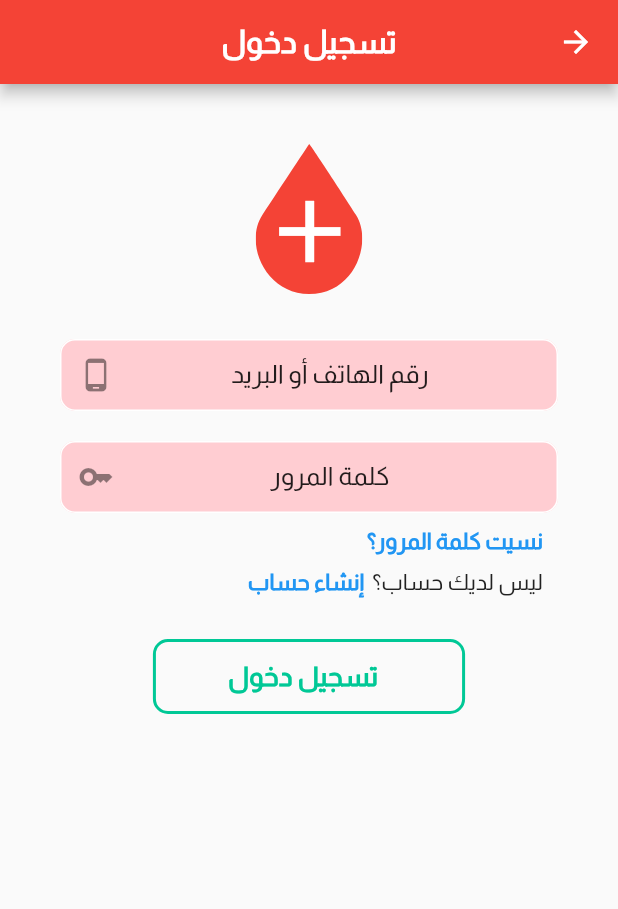
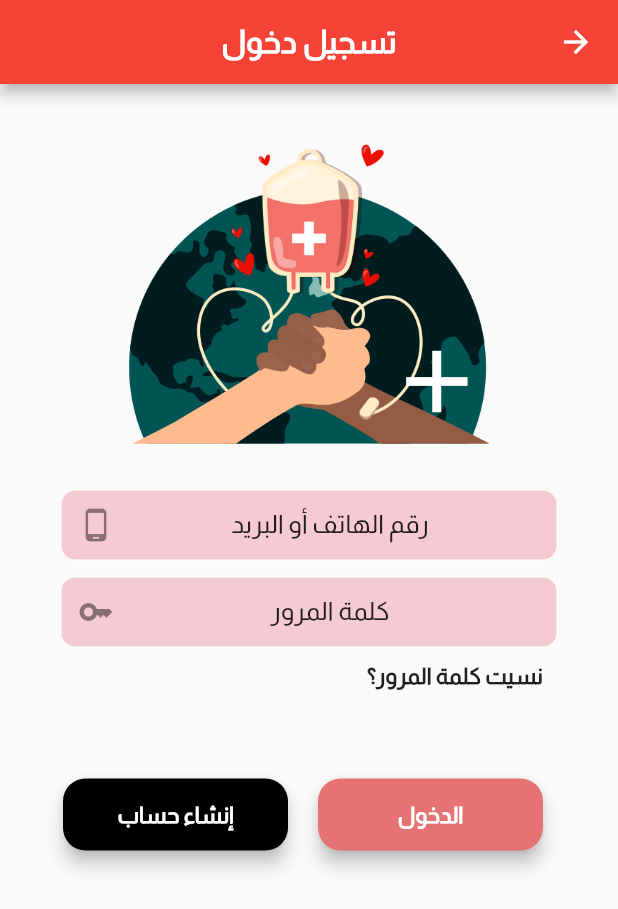
Before and after one commit to m-alhoomaidi/Blood-Bank, a Flutter app: the SignInPage screen opened by its route, on a phone screen of 412 x 824 dp. Shown: the top 909 px of the screen. Run offline on Flutter 3.47's test engine with Material 2 defaults, Android fonts, the phone set to English and light mode, and no system bars; drawn by our look-alikes of modal_progress_hud_nsn; our stand-ins replace bloc, carousel_slider, cloud_firestore, email_validator, firebase_auth, firebase_core and 10 more; missing offline and left inert: dart:ffi; accounts and stored records are empty.

Commit message:
edit signIn & my button & color

```diff
--- a/blood_bank_app/lib/pages/sign_in_page.dart
+++ b/blood_bank_app/lib/pages/sign_in_page.dart
@@ -1,3 +1,5 @@
+import 'package:blood_bank_app/widgets/forms/my_button.dart';
+
 import '../cubit/signin_cubit/signin_cubit.dart';
 import '../models/extention.dart';
 import '../widgets/method/dialod_reset_password.dart';
@@ -58,11 +60,21 @@ class SignInPage extends StatelessWidget {
                       padding: const EdgeInsets.all(10.0),
                       child: Stack(
                         children: [
-                          SvgPicture.asset(
-                            "assets/images/blood_drop.svg",
-                            color: ePrimColor,
-                            height: 100,
+                          Container(
+                            child: Image.asset("assets/images/login.png"),
+                            //  CircleAvatar(
+                            //   backgroundImage:
+                            //       AssetImage("assets/images/login.png"),
+                            //   radius: 70,
+                            // ),
+                            height: 200,
                           ),
+
+                          // SvgPicture.asset(
+                          //   ,
+                          //   color: ePrimColor,
+                          //   height: 100,
+                          // ),
                           const Positioned(
                             bottom: 7,
                             right: 0,
@@ -75,6 +87,7 @@ class SignInPage extends StatelessWidget {
                         ],
                       ),
                     ),
+
                     const SizedBox(height: 20),
                     Form(
                       key: _formState,
@@ -112,7 +125,7 @@ class SignInPage extends StatelessWidget {
                               ),
                             ),
                           ),
-                          const SizedBox(height: 20),
+                          const SizedBox(height: 10),
                           Container(
                             margin: const EdgeInsets.symmetric(horizontal: 40),
                             child: MyTextFormField(
@@ -134,6 +147,7 @@ class SignInPage extends StatelessWidget {
                               icon: const Icon(Icons.key_outlined),
                             ),
                           ),
+                          // const SizedBox(height: 5),
                           Container(
                             padding: const EdgeInsets.symmetric(
                               horizontal: 50.0,
@@ -144,7 +158,7 @@ class SignInPage extends StatelessWidget {
                               child: const Text(
                                 "نسيت كلمة المرور؟",
                                 style: TextStyle(
-                                  color: Colors.blue,
+                                  // color: Colors.blue,
                                   fontWeight: FontWeight.bold,
                                 ),
                               ),
@@ -163,45 +177,20 @@ class SignInPage extends StatelessWidget {
                               },
                             ),
                           ),
+                          const SizedBox(height: 40.0),
                           Row(
                             children: [
                               const SizedBox(width: 50.0),
-                              const Text(
-                                "ليس لديك حساب؟  ",
-                              ),
-                              GestureDetector(
-                                child: const Text(
-                                  "إنشاء حساب",
-                                  style: TextStyle(
-                                    color: Colors.blue,
-                                    fontWeight: FontWeight.bold,
-                                  ),
-                                ),
-                                onTap: () {
-                                  Navigator.of(context).pushReplacementNamed(
-                                      SignUpPage.routeName);
-                                },
-                              ),
-                            ],
-                          ),
-                        ],
-                      ),
-                    ),
-                    const SizedBox(height: 30),
-                    MyOutlinedIconButton(
-                      label: const Padding(
-                        padding: EdgeInsets.symmetric(horizontal: 50.0),
-                        child: Text(
-                          "تسجيل دخول",
-                          style: TextStyle(
-                            fontSize: 18,
-                            color: eSecondColor,
-                          ),
-                        ),
-                      ),
+                              // const Text(
+                              //   "ليس لديك حساب؟  ",
+                              // ),
+                              MyButton(
+                                title: "الدخول",
+                                color: Color(0xFFE57373),
                                 onPressed: () {
                                   if (_formState.currentState!.validate() &&
-                            _formStateEmail.currentState!.validate()) {
+                                      _formStateEmail.currentState!
+                                          .validate()) {
                                     _formState.currentState!.save();
                                     _formStateEmail.currentState!.save();
                                     if (email!.isValidPhone) {
@@ -212,12 +201,76 @@ class SignInPage extends StatelessWidget {
                                               password: password!);
                                     } else {
                                       BlocProvider.of<SingInCubit>(context)
-                                .signIn(email: email!, password: password!);
+                                          .signIn(
+                                              email: email!,
+                                              password: password!);
                                     }
                                   }
                                 },
-                      borderColor: eSecondColor,
+                                minWidth: 150,
                               ),
+                              SizedBox(
+                                width: 20,
+                              ),
+                              MyButton(
+                                title: "إنشاء حساب",
+                                color: Colors.black,
+                                onPressed: () {
+                                  Navigator.of(context).pushReplacementNamed(
+                                      SignUpPage.routeName);
+                                },
+                                minWidth: 150,
+                              ),
+                              // GestureDetector(
+                              //   child: const Text(
+                              //     "إنشاء حساب",
+                              //     style: TextStyle(
+                              //       color: Colors.blue,
+                              //       fontWeight: FontWeight.bold,
+                              //     ),
+                              //   ),
+                              //   onTap: () {
+                              //     Navigator.of(context).pushReplacementNamed(
+                              //         SignUpPage.routeName);
+                              //   },
+                              // ),
+                            ],
+                          ),
+                        ],
+                      ),
+                    ),
+                    // const SizedBox(height: 30),
+
+                    // MyOutlinedIconButton(
+                    //   label: const Padding(
+                    //     padding: EdgeInsets.symmetric(horizontal: 50.0),
+                    //     child: Text(
+                    //       "تسجيل دخول",
+                    //       style: TextStyle(
+                    //         fontSize: 18,
+                    //         color: eSecondColor,
+                    //       ),
+                    //     ),
+                    //   ),
+                    //   onPressed: () {
+                    //     if (_formState.currentState!.validate() &&
+                    //         _formStateEmail.currentState!.validate()) {
+                    //       _formState.currentState!.save();
+                    //       _formStateEmail.currentState!.save();
+                    //       if (email!.isValidPhone) {
+                    //         BlocProvider.of<SingInCubit>(context)
+                    //             .isPhoneRegisterd(
+                    //                 phone: email!,
+                    //                 type: "signin",
+                    //                 password: password!);
+                    //       } else {
+                    //         BlocProvider.of<SingInCubit>(context)
+                    //             .signIn(email: email!, password: password!);
+                    //       }
+                    //     }
+                    //   },
+                    //   borderColor: eSecondColor,
+                    // ),
                   ],
                 ),
               ),
--- a/blood_bank_app/lib/shared/style.dart
+++ b/blood_bank_app/lib/shared/style.dart
@@ -8,7 +8,7 @@ const Color eBgColor = Colors.white70;
 const Color eTextColor = Colors.black87;
 const Color eSearchTextFieldFill = Colors.white;
 Color eTextFieldFocusBorder = Colors.pink[200]!;
-Color eTextFieldFill = Colors.red[100]!;
+Color eTextFieldFill = Color.fromARGB(255, 245, 202, 211);
 
 const TextStyle bodyTextStyle = TextStyle();
 const TextStyle eHintStyle = TextStyle(
--- a/blood_bank_app/lib/widgets/forms/my_button.dart
+++ b/blood_bank_app/lib/widgets/forms/my_button.dart
@@ -5,8 +5,10 @@ class MyButton extends StatelessWidget {
     this.color = Colors.blue,
     required this.title,
     required this.onPressed,
+    this.minWidth = 200,
   });
   final Color color;
+  final double? minWidth;
   final String title;
   final VoidCallback onPressed;
   @override
@@ -16,15 +18,15 @@ class MyButton extends StatelessWidget {
       child: Material(
         elevation: 5,
         color: color,
-        borderRadius: BorderRadius.circular(10),
+        borderRadius: BorderRadius.circular(15),
         child: MaterialButton(
           onPressed: onPressed,
-          minWidth: 200,
+          minWidth: minWidth,
           height: 42,
           child: Text(
             title,
             style: const TextStyle(
-              fontSize: 20,
+              // fontSize: 20,
               color: Colors.white,
             ),
           ),
--- a/blood_bank_app/lib/widgets/setting/display_image.dart
+++ b/blood_bank_app/lib/widgets/setting/display_image.dart
@@ -34,7 +34,7 @@ class DisplayImage extends StatelessWidget {
       backgroundColor: color,
       child: (imagePath is String)
           ? const CircleAvatar(
-              backgroundImage: AssetImage("assets/images/1.jpg"),
+              backgroundImage: AssetImage("assets/images/boy.png"),
               radius: 70,
             )
           : CircleAvatar(
```
Also changed, not shown: blood_bank_app/assets/images/boy.png (added), blood_bank_app/assets/images/login.png (added). Lines whose indentation alone changed are shown as unchanged.
